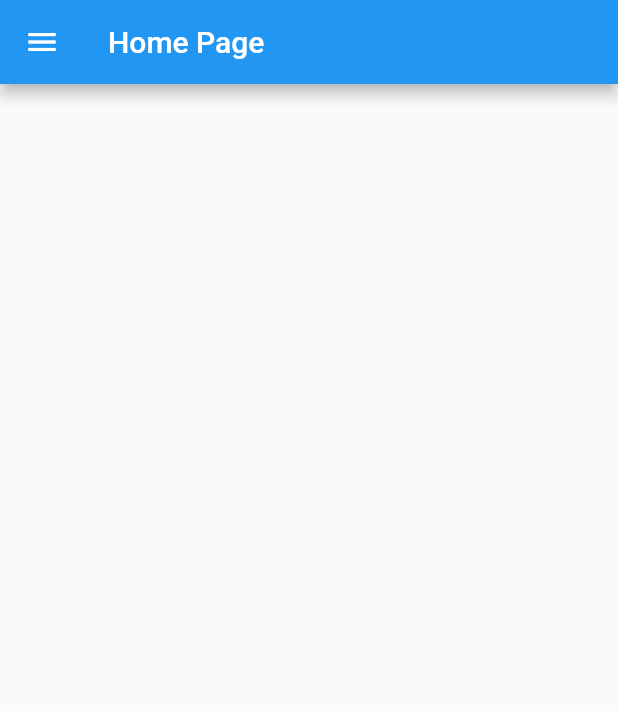
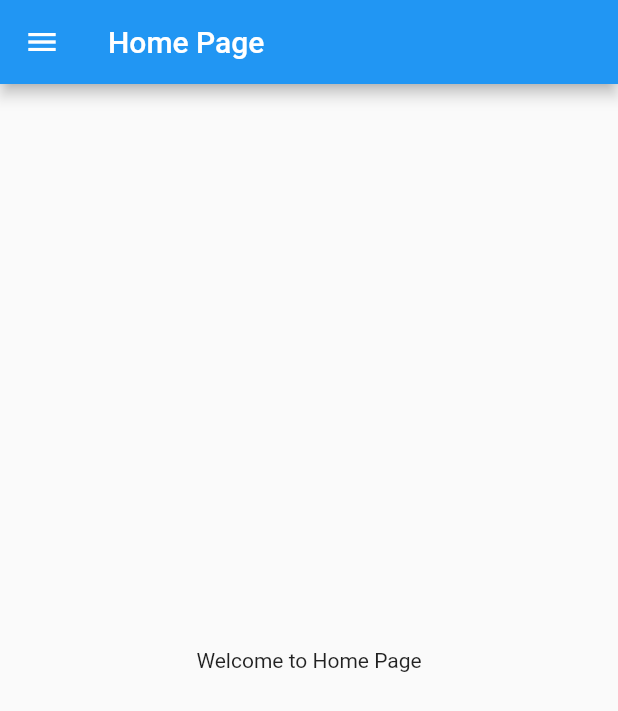
Before and after one commit to mdusaama0/flutter_practice, a Flutter app: the HomePage screen opened directly, on a phone screen of 412 x 824 dp. Shown: the top 711 px of the screen. Run offline on Flutter 3.47's test engine with Material 2 defaults, Android fonts, the phone set to English and light mode, and no system bars.

Commit message:
day 3 commit

```diff
--- a/lib/home_page.dart
+++ b/lib/Pages/home_page.dart
@@ -9,7 +9,11 @@ class HomePage extends StatelessWidget {
       appBar: AppBar(
         title: Text("Home Page"),
       ),
-      body: Center(),
+      body: Center(
+        child: Container(
+          child: Text("Welcome to Home Page"),
+        ),
+      ),
       drawer: Drawer(),
     );
   }
```
Also changed, not shown: lib/Pages/login_page.dart (added, +10 -0 lines), lib/main.dart (+6 -2 lines).
